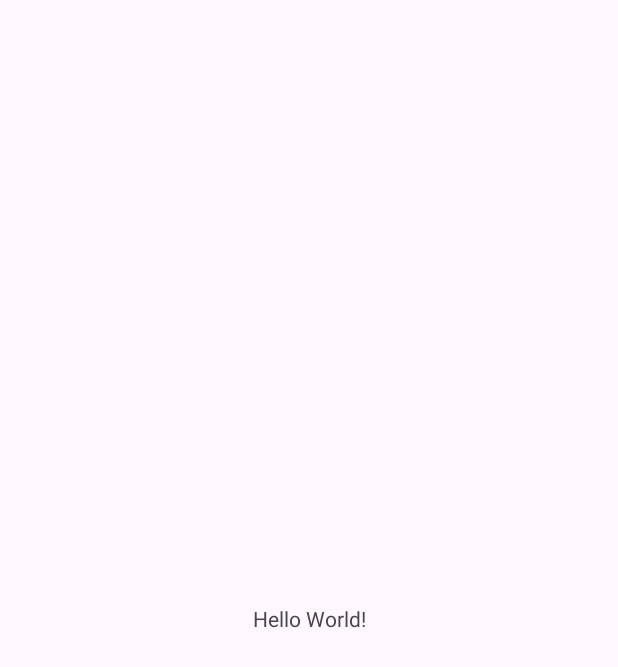
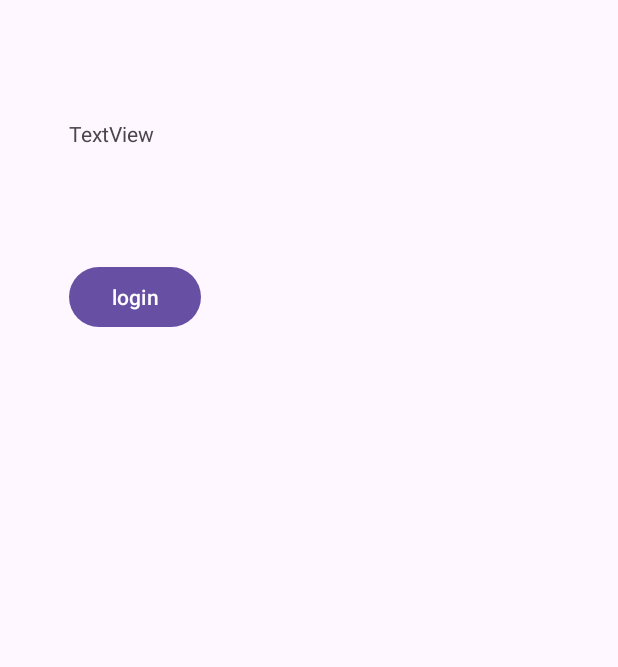
Before and after one commit to abdultanveer/MotoDemo, an Android app: the screen it shows after launch (MainActivity), on a phone screen of 412 x 824 dp. Before the commit the part shown is almost empty. Shown: the top 667 px of the screen. Run offline under Robolectric (Android 15) with nearby library versions, the phone set to English and light mode, and no system bars.

Commit message:
without view binding

```diff
--- a/app/build.gradle.kts
+++ b/app/build.gradle.kts
@@ -6,6 +6,10 @@ plugins {
 android {
     namespace = "com.example.motodemo"
     compileSdk = 34
+
+   /* buildFeatures {
+        viewBinding = true
+    }*/
 
     defaultConfig {
         applicationId = "com.example.motodemo"
--- a/app/src/main/res/layout/activity_main.xml
+++ b/app/src/main/res/layout/activity_main.xml
@@ -6,13 +6,26 @@
     android:layout_height="match_parent"
     tools:context=".MainActivity">
 
-    <TextView
+    <Button
+        android:id="@+id/btnLogin"
         android:layout_width="wrap_content"
         android:layout_height="wrap_content"
-        android:text="Hello World!"
-        app:layout_constraintBottom_toBottomOf="parent"
-        app:layout_constraintEnd_toEndOf="parent"
+        android:layout_marginStart="46dp"
+        android:layout_marginTop="174dp"
+        android:text="login"
+        android:onClick="clickHandler"
         app:layout_constraintStart_toStartOf="parent"
         app:layout_constraintTop_toTopOf="parent" />
 
+    <TextView
+        android:id="@+id/tvDesc"
+        android:layout_width="wrap_content"
+        android:layout_height="wrap_content"
+        android:layout_marginStart="46dp"
+        android:layout_marginTop="79dp"
+        android:layout_marginBottom="76dp"
+        android:text="TextView"
+        app:layout_constraintBottom_toTopOf="@+id/btnLogin"
+        app:layout_constraintStart_toStartOf="parent"
+        app:layout_constraintTop_toTopOf="parent" />
 </androidx.constraintlayout.widget.ConstraintLayout>
```
Also changed, not shown: app/src/main/java/com/example/motodemo/MainActivity.kt (+26 -1 lines).
